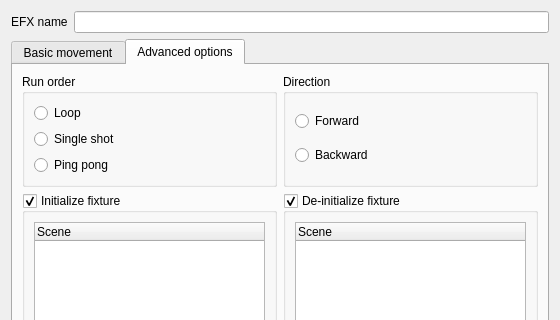
The window that branches/qt4/main/src/efxeditor.ui (Bondzio/qlc) describes before a commit, drawn with Qt 5; both pictures show x 0 to 560 and y 0 to 320 of the 560 by 569 pixel window.
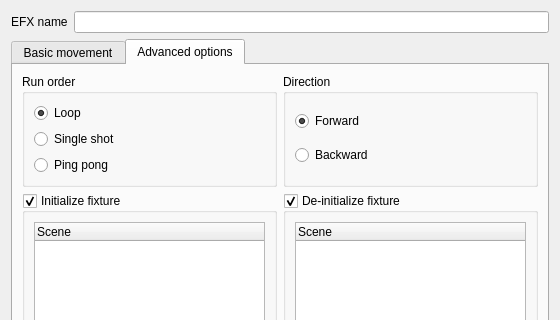
The same window after the commit. The open tabs and pages were chosen to show the change.

Diff of the .ui file:
```diff
--- a/branches/qt4/main/src/efxeditor.ui
+++ b/branches/qt4/main/src/efxeditor.ui
@@ -398,6 +398,9 @@
             <property name="text" >
              <string>Loop</string>
             </property>
+            <property name="checked" >
+             <bool>true</bool>
+            </property>
            </widget>
           </item>
           <item>
@@ -428,6 +431,9 @@
             <property name="text" >
              <string>Forward</string>
             </property>
+            <property name="checked" >
+             <bool>true</bool>
+            </property>
            </widget>
           </item>
           <item>
```
Left out of the diff: 18 changed lines with no effect on the pictures.
